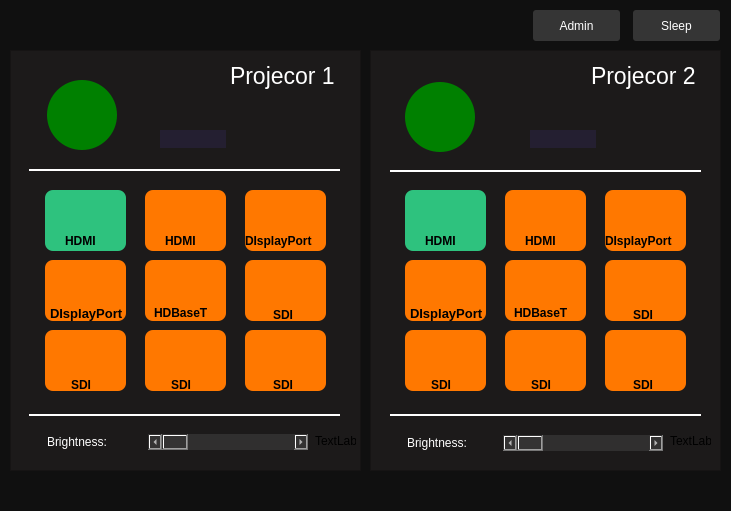
Before: the Qt Designer form mainwindow.ui in Walter0b/Projector_remote_control, drawn with Qt 5.
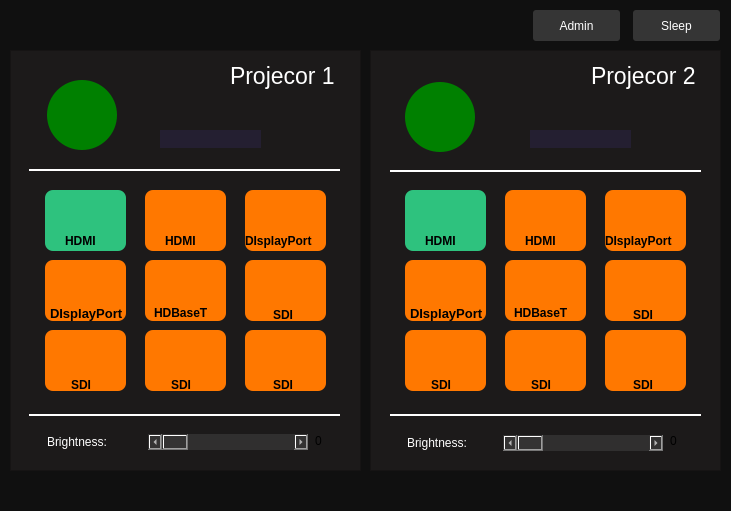
After: the same form once the commit is applied. Icons and pictures are not drawn.

The edit to the form file:
```diff
--- a/mainwindow.ui
+++ b/mainwindow.ui
@@ -989,7 +989,7 @@
         <rect>
          <x>150</x>
          <y>80</y>
-         <width>66</width>
+         <width>101</width>
          <height>18</height>
         </rect>
        </property>
@@ -1010,7 +1010,7 @@
         </rect>
        </property>
        <property name="text">
-        <string>TextLabel</string>
+        <string>0</string>
        </property>
       </widget>
       <zorder>P1_SDI_label_4</zorder>
@@ -1984,7 +1984,7 @@
         <rect>
          <x>160</x>
          <y>80</y>
-         <width>66</width>
+         <width>101</width>
          <height>18</height>
         </rect>
        </property>
@@ -2005,7 +2005,7 @@
         </rect>
        </property>
        <property name="text">
-        <string>TextLabel</string>
+        <string>0</string>
        </property>
       </widget>
       <zorder>P2_DisplayPort_label_1</zorder>
```
